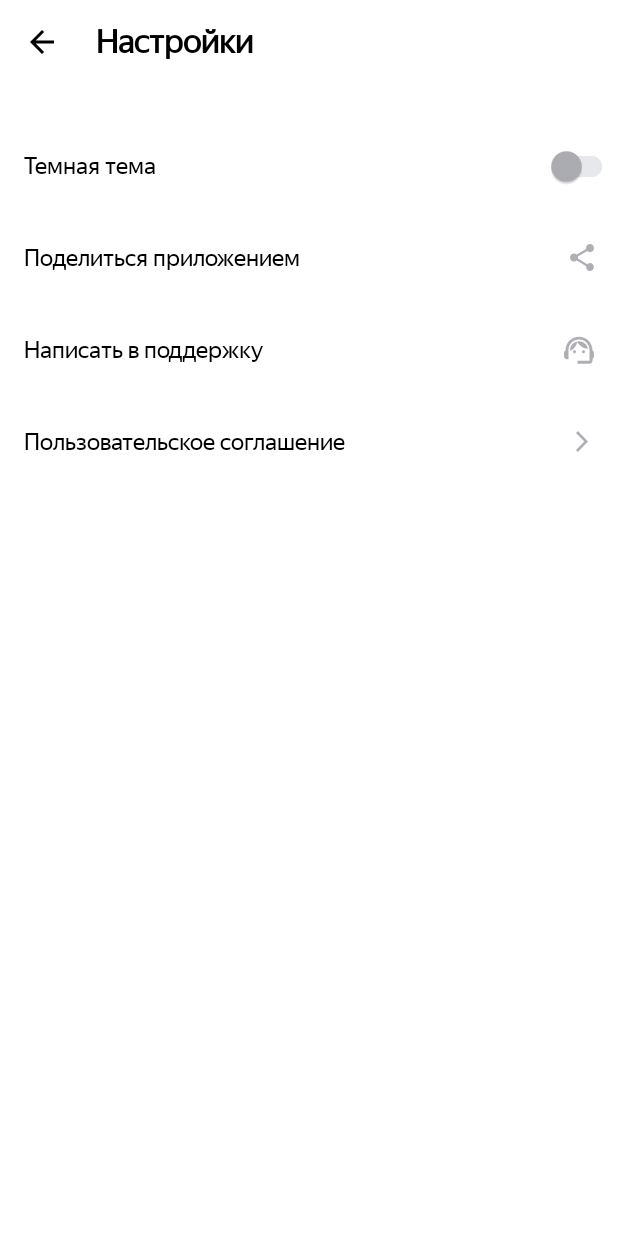
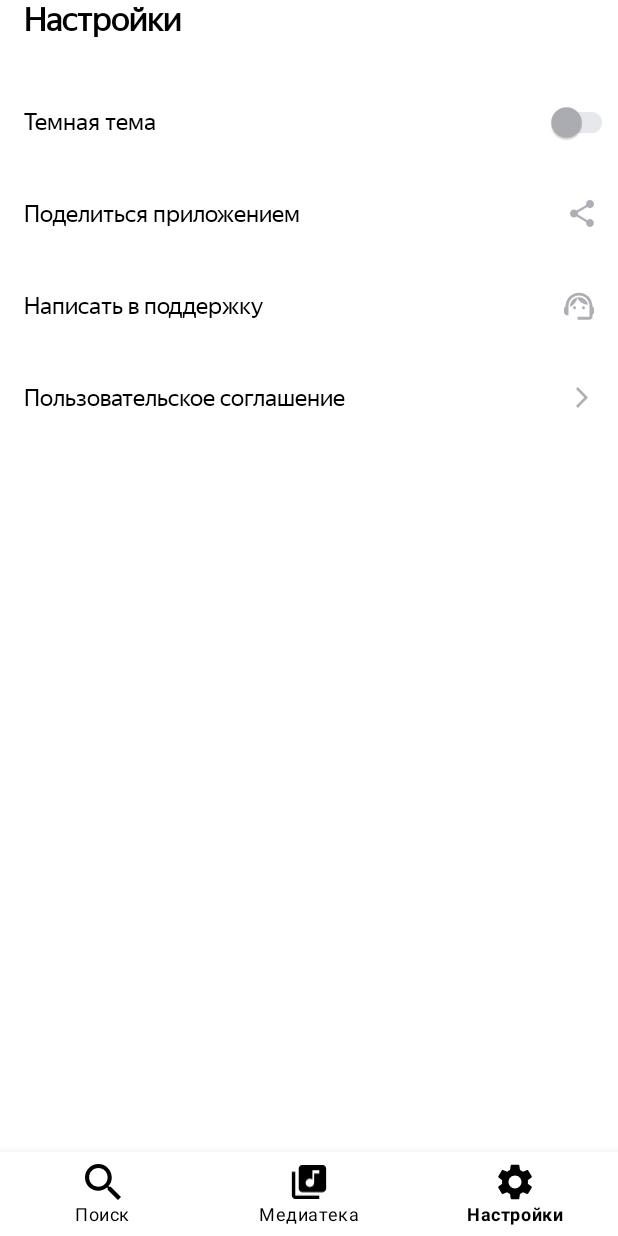
Before and after one commit to BigMag74/Playlist_Maker, an Android app: the SettingsFragment screen opened through its navigation route, on a phone screen of 412 x 824 dp. Run offline under Robolectric (Android 15) with nearby library versions, the phone set to English and light mode, and no system bars; our stand-ins replace navigation-ui.

Commit message:
Sprint 19 BottomNavigationView

```diff
--- a/app/src/main/java/com/practicum/playlist_maker/main/ui/MainFragment.kt
+++ /dev/null
@@ -1,48 +0,0 @@
-package com.practicum.playlist_maker.main.ui
-
-import android.os.Bundle
-import android.view.LayoutInflater
-import android.view.View
-import android.view.ViewGroup
-import androidx.fragment.app.Fragment
-import androidx.navigation.fragment.findNavController
-import com.practicum.playlist_maker.R
-import com.practicum.playlist_maker.databinding.FragmentMainBinding
-
-class MainFragment : Fragment() {
-
-    companion object {
-        fun newInstance() = MainFragment()
-
-    }
-
-    private lateinit var binding: FragmentMainBinding
-
-    override fun onCreateView(
-        inflater: LayoutInflater,
-        container: ViewGroup?,
-        savedInstanceState: Bundle?
-    ): View? {
-        binding = FragmentMainBinding.inflate(inflater, container, false)
-        return binding.root
-    }
-
-    override fun onViewCreated(view: View, savedInstanceState: Bundle?) {
-        super.onViewCreated(view, savedInstanceState)
-
-        binding.searchButton.setOnClickListener {
-            findNavController().navigate(R.id.action_mainFragment_to_searchFragment)
-        }
-
-        binding.mediaLibraryButton.setOnClickListener {
-            findNavController().navigate(R.id.action_mainFragment_to_mediaLibraryFragment)
-        }
-
-        binding.settingsButton.setOnClickListener {
-            findNavController().navigate(R.id.action_mainFragment_to_settingsFragment)
-        }
-
-
-    }
-
-}
--- a/app/src/main/java/com/practicum/playlist_maker/root/RootActivity.kt
+++ b/app/src/main/java/com/practicum/playlist_maker/root/RootActivity.kt
@@ -2,6 +2,10 @@ package com.practicum.playlist_maker.root
 
 import androidx.appcompat.app.AppCompatActivity
 import android.os.Bundle
+import androidx.navigation.fragment.NavHostFragment
+import androidx.navigation.ui.setupWithNavController
+
+import com.practicum.playlist_maker.R
 import com.practicum.playlist_maker.databinding.ActivityRootBinding
 
 class RootActivity : AppCompatActivity() {
@@ -14,5 +18,10 @@ class RootActivity : AppCompatActivity() {
         binding = ActivityRootBinding.inflate(layoutInflater)
         setContentView(binding.root)
 
+        val navHostFragment = supportFragmentManager.findFragmentById(R.id.rootFragmentContainerView) as NavHostFragment
+        val navController = navHostFragment.navController
+
+        binding.bottomNavigationView.setupWithNavController(navController)
+
     }
 }
--- a/app/src/main/java/com/practicum/playlist_maker/settings/ui/activity/SettingsFragment.kt
+++ b/app/src/main/java/com/practicum/playlist_maker/settings/ui/activity/SettingsFragment.kt
@@ -10,19 +10,16 @@ import android.widget.FrameLayout
 import android.widget.ImageView
 import android.widget.Toast
 import androidx.fragment.app.Fragment
-import androidx.fragment.app.commit
 import androidx.navigation.fragment.findNavController
 import com.google.android.material.switchmaterial.SwitchMaterial
 import com.practicum.playlist_maker.R
 import com.practicum.playlist_maker.databinding.FragmentSettingsBinding
-import com.practicum.playlist_maker.main.ui.MainFragment
 import com.practicum.playlist_maker.settings.ui.view_model.SettingsViewModel
 import org.koin.androidx.viewmodel.ext.android.viewModel
 
 
 class SettingsFragment : Fragment() {
 
-    private lateinit var backButton: ImageView
     private lateinit var shareButton: FrameLayout
     private lateinit var supportButton: FrameLayout
     private lateinit var userAgreementButton: FrameLayout
@@ -42,9 +39,7 @@ class SettingsFragment : Fragment() {
     override fun onViewCreated(view: View, savedInstanceState: Bundle?) {
         super.onViewCreated(view, savedInstanceState)
         initViews()
-        backButton.setOnClickListener {
-            findNavController().navigateUp()
-        }
+
 
         shareButton.setOnClickListener {
             val intent = Intent(Intent.ACTION_SEND)
@@ -81,7 +76,6 @@ class SettingsFragment : Fragment() {
 
 
     private fun initViews() {
-        backButton = binding.backButton
         shareButton = binding.shareButton
         supportButton = binding.supportButton
         userAgreementButton = binding.userAgreementButton
--- a/app/src/main/res/layout/activity_root.xml
+++ b/app/src/main/res/layout/activity_root.xml
@@ -1,9 +1,34 @@
 <?xml version="1.0" encoding="utf-8"?>
-<androidx.fragment.app.FragmentContainerView xmlns:android="http://schemas.android.com/apk/res/android"
+<androidx.constraintlayout.widget.ConstraintLayout xmlns:android="http://schemas.android.com/apk/res/android"
     xmlns:app="http://schemas.android.com/apk/res-auto"
-    android:id="@+id/rootFragmentContainerView"
+    xmlns:tools="http://schemas.android.com/tools"
     android:layout_width="match_parent"
     android:layout_height="match_parent"
-    android:name="androidx.navigation.fragment.NavHostFragment"
-    app:navGraph="@navigation/navigation_graph"
-    app:defaultNavHost="true" />
+    tools:context=".root.RootActivity">
+
+    <androidx.fragment.app.FragmentContainerView
+        android:id="@+id/rootFragmentContainerView"
+        android:name="androidx.navigation.fragment.NavHostFragment"
+        android:layout_width="0dp"
+        android:layout_height="0dp"
+        app:defaultNavHost="true"
+        app:navGraph="@navigation/navigation_graph"
+
+        app:layout_constraintBottom_toTopOf="@id/bottomNavigationView"
+        app:layout_constraintEnd_toEndOf="parent"
+        app:layout_constraintStart_toStartOf="parent"
+        app:layout_constraintTop_toTopOf="parent"
+        />
+
+    <com.google.android.material.bottomnavigation.BottomNavigationView
+        android:id="@+id/bottomNavigationView"
+        android:layout_width="0dp"
+        android:layout_height="wrap_content"
+        style="@style/bottomNavigationViewStyle"
+
+        app:layout_constraintBottom_toBottomOf="parent"
+        app:layout_constraintEnd_toEndOf="parent"
+        app:layout_constraintStart_toStartOf="parent"
+        app:menu="@menu/bottom_navigation_menu"/>
+
+</androidx.constraintlayout.widget.ConstraintLayout>
--- a/app/src/main/res/layout/fragment_settings.xml
+++ b/app/src/main/res/layout/fragment_settings.xml
@@ -12,19 +12,10 @@
         android:layout_width="match_parent"
         android:layout_height="wrap_content">
 
-        <ImageView
-            android:id="@+id/backButton"
-            style="@style/backButtonStyle"
-            android:layout_width="wrap_content"
-            android:layout_height="wrap_content"
-            android:layout_gravity="center_vertical"
-            android:foreground="?attr/selectableItemBackground"
-            android:padding="20dp"
-            android:src="@drawable/back_icon" />
 
         <TextView
             style="@style/settingsTextViewStyle"
-            android:layout_marginStart="64dp"
+            android:layout_marginStart="@dimen/common_padding"
             android:text="@string/settings"
             android:textSize="@dimen/text_size_big"
             android:textStyle="bold" />
--- /dev/null
+++ b/app/src/main/res/menu/bottom_navigation_menu.xml
@@ -0,0 +1,17 @@
+<?xml version="1.0" encoding="utf-8"?>
+<menu xmlns:android="http://schemas.android.com/apk/res/android">
+    <item
+        android:id="@+id/searchFragment"
+        android:icon="@drawable/search"
+        android:title="@string/search" />
+
+    <item
+        android:id="@+id/mediaLibraryFragment"
+        android:icon="@drawable/media_library_icon"
+        android:title="@string/media_library" />
+
+    <item
+        android:id="@+id/settingsFragment"
+        android:icon="@drawable/settings"
+        android:title="@string/settings" />
+</menu>
--- a/app/src/main/res/navigation/navigation_graph.xml
+++ b/app/src/main/res/navigation/navigation_graph.xml
@@ -3,23 +3,9 @@
     xmlns:app="http://schemas.android.com/apk/res-auto"
     xmlns:tools="http://schemas.android.com/tools"
     android:id="@+id/navigation_graph"
-    app:startDestination="@id/mainFragment">
+    app:startDestination="@id/searchFragment">
 
-    <fragment
-        android:id="@+id/mainFragment"
-        android:name="com.practicum.playlist_maker.main.ui.MainFragment"
-        android:label="fragment_main"
-        tools:layout="@layout/fragment_main" >
-        <action
-            android:id="@+id/action_mainFragment_to_searchFragment"
-            app:destination="@id/searchFragment" />
-        <action
-            android:id="@+id/action_mainFragment_to_mediaLibraryFragment"
-            app:destination="@id/mediaLibraryFragment" />
-        <action
-            android:id="@+id/action_mainFragment_to_settingsFragment"
-            app:destination="@id/settingsFragment" />
-    </fragment>
+
     <fragment
         android:id="@+id/searchFragment"
         android:name="com.practicum.playlist_maker.search.ui.activity.SearchFragment"
--- a/app/src/main/res/values-night/styles.xml
+++ b/app/src/main/res/values-night/styles.xml
@@ -99,4 +99,10 @@
         <item name="android:textAllCaps">false</item>
     </style>
 
+    <style name="bottomNavigationViewStyle">
+        <item name="android:background">@color/black</item>
+        <item name="itemIconTint">@color/white</item>
+        <item name="itemTextColor">@color/white</item>
+    </style>
+
 </resources>
--- a/app/src/main/res/values/styles.xml
+++ b/app/src/main/res/values/styles.xml
@@ -99,5 +99,11 @@
         <item name="android:textAllCaps">false</item>
     </style>
 
+    <style name="bottomNavigationViewStyle">
+        <item name="android:background">@color/white</item>
+        <item name="itemIconTint">@color/black</item>
+        <item name="itemTextColor">@color/black</item>
+    </style>
+
 
 </resources>
```
Also changed, not shown: app/src/main/AndroidManifest.xml (+2 -6 lines), app/src/main/java/com/practicum/playlist_maker/mediaLibrary/ui/activity/MediaLibraryFragment.kt (+0 -10 lines), app/src/main/java/com/practicum/playlist_maker/search/ui/activity/SearchFragment.kt (+1 -7 lines), app/src/main/res/layout/fragment_main.xml (deleted, +0 -42 lines), app/src/main/res/layout/fragment_media_library.xml (+1 -10 lines), app/src/main/res/layout/fragment_search.xml (+1 -10 lines).
